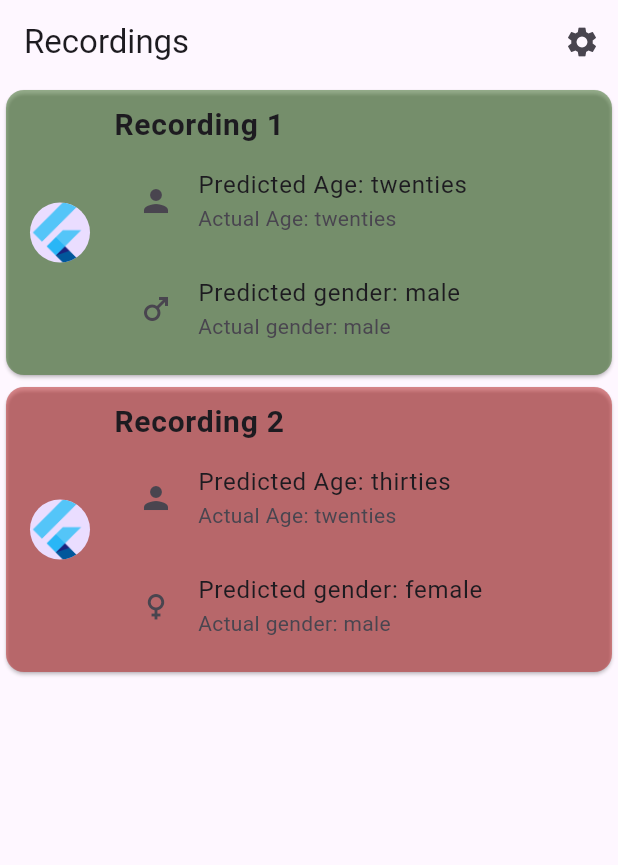
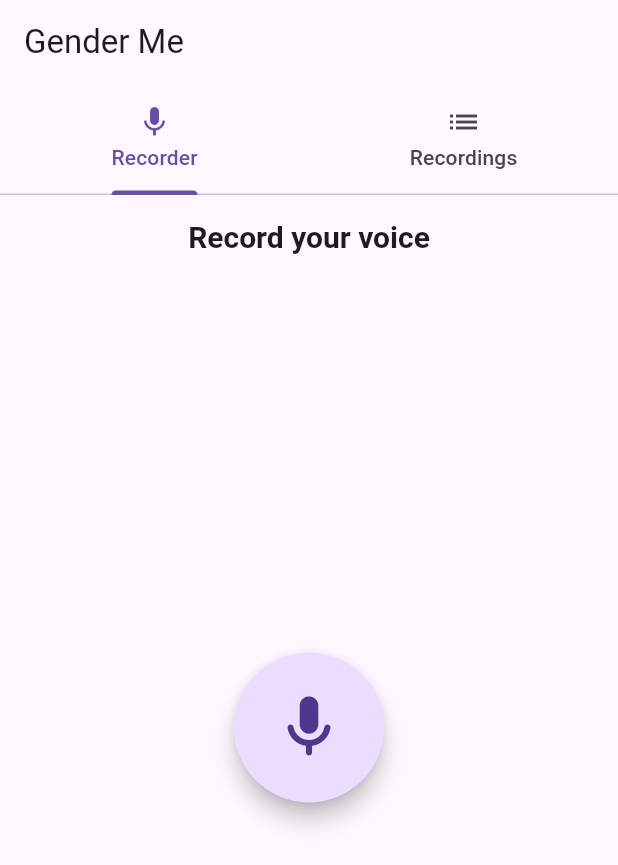
Before and after one commit to wolf606/genderme, a Flutter app: the screen it shows after launch, on a phone screen of 412 x 824 dp. Shown: the top 865 px of the screen. Run offline on Flutter 3.47's test engine with Material 3 defaults, Android fonts, the phone set to English and light mode, and no system bars; our stand-ins replace sqflite; missing offline and left inert: audio_waveforms; accounts and stored records are empty; generated files the repository leaves out were written again.

Commit message:
Add voice recorder

```diff
--- /dev/null
+++ b/devtools_options.yaml
@@ -0,0 +1 @@
+extensions:
--- a/lib/main.dart
+++ b/lib/main.dart
@@ -8,6 +8,8 @@ import 'src/recordings_database/database.dart';
 
 import 'package:provider/provider.dart';
 import 'src/recordings/recordings_provider.dart';
+import 'src/recorder/recorder_provider.dart';
+import 'src/tab_provider.dart';
 
 void main() async {
   WidgetsFlutterBinding.ensureInitialized();
@@ -28,6 +30,8 @@ void main() async {
   runApp(MultiProvider(
     providers: [
       ChangeNotifierProvider(create: (context) => RecordingsProvider(database)),
+      ChangeNotifierProvider(create: (context) => RecorderProvider()),
+      ChangeNotifierProvider(create: (context) => TabControllerProvider()),
     ],
     child: MyApp(settingsController: settingsController),
   ));
--- a/lib/src/app.dart
+++ b/lib/src/app.dart
@@ -8,8 +8,12 @@ import 'recordings/recordings_list_view.dart';
 import 'settings/settings_controller.dart';
 import 'settings/settings_view.dart';
 
+import 'recorder/recorder_view.dart';
+import './tab_provider.dart';
+import 'package:provider/provider.dart';
+
 /// The Widget that configures your application.
-class MyApp extends StatelessWidget {
+class MyApp extends StatefulWidget {
   const MyApp({
     super.key,
     required this.settingsController,
@@ -18,24 +22,25 @@ class MyApp extends StatelessWidget {
   final SettingsController settingsController;
 
   @override
+  MyAppState createState() => MyAppState();
+}
+
+class MyAppState extends State<MyApp> with TickerProviderStateMixin {
+  @override
+  void initState() {
+    super.initState();
+    final tabControllerProvider =
+        Provider.of<TabControllerProvider>(context, listen: false);
+    tabControllerProvider.initializeTabController(this, length: 2);
+  }
+
+  @override
   Widget build(BuildContext context) {
-    // Glue the SettingsController to the MaterialApp.
-    //
-    // The ListenableBuilder Widget listens to the SettingsController for changes.
-    // Whenever the user updates their settings, the MaterialApp is rebuilt.
     return ListenableBuilder(
-      listenable: settingsController,
+      listenable: widget.settingsController,
       builder: (BuildContext context, Widget? child) {
         return MaterialApp(
-          // Providing a restorationScopeId allows the Navigator built by the
-          // MaterialApp to restore the navigation stack when a user leaves and
-          // returns to the app after it has been killed while running in the
-          // background.
           restorationScopeId: 'app',
-
-          // Provide the generated AppLocalizations to the MaterialApp. This
-          // allows descendant Widgets to display the correct translations
-          // depending on the user's locale.
           localizationsDelegates: const [
             AppLocalizations.delegate,
             GlobalMaterialLocalizations.delegate,
@@ -45,31 +50,15 @@ class MyApp extends StatelessWidget {
           supportedLocales: const [
             Locale('en', ''), // English, no country code
           ],
-
-          // Use AppLocalizations to configure the correct application title
-          // depending on the user's locale.
-          //
-          // The appTitle is defined in .arb files found in the localization
-          // directory.
           onGenerateTitle: (BuildContext context) =>
               AppLocalizations.of(context)!.appTitle,
-
-          // Define a light and dark color theme. Then, read the user's
-          // preferred ThemeMode (light, dark, or system default) from the
-          // SettingsController to display the correct theme.
-          theme: ThemeData(),
-          darkTheme: ThemeData.dark(),
-          themeMode: settingsController.themeMode,
-
-          // Define a function to handle named routes in order to support
-          // Flutter web url navigation and deep linking.
           onGenerateRoute: (RouteSettings routeSettings) {
             return MaterialPageRoute<void>(
               settings: routeSettings,
               builder: (BuildContext context) {
                 switch (routeSettings.name) {
                   case SettingsView.routeName:
-                    return SettingsView(controller: settingsController);
+                    return SettingsView(controller: widget.settingsController);
                   case SampleItemDetailsView.routeName:
                     return const SampleItemDetailsView();
                   case RecordingsListView.routeName:
@@ -81,6 +70,31 @@ class MyApp extends StatelessWidget {
               },
             );
           },
+          theme: ThemeData(),
+          darkTheme: ThemeData.dark(),
+          themeMode: widget.settingsController.themeMode,
+          home: Scaffold(
+            appBar: AppBar(
+              title: const Text('Gender Me'),
+              bottom: TabBar(
+                controller:
+                    Provider.of<TabControllerProvider>(context).tabController,
+                tabs: const [
+                  Tab(icon: Icon(Icons.mic), text: 'Recorder'),
+                  Tab(icon: Icon(Icons.list), text: 'Recordings'),
+                ],
+              ),
+            ),
+            body: TabBarView(
+              controller:
+                  Provider.of<TabControllerProvider>(context).tabController,
+              children: const [
+                // Replace these with your actual views
+                Center(child: RecorderView()),
+                RecordingsListView(),
+              ],
+            ),
+          ),
         );
       },
     );
--- /dev/null
+++ b/lib/src/recorder/recorder_provider.dart
@@ -0,0 +1,131 @@
+import 'package:flutter/material.dart';
+import 'package:audio_waveforms/audio_waveforms.dart';
+import 'package:path_provider/path_provider.dart';
+import 'dart:developer';
+import 'dart:io';
+
+class RecorderProvider with ChangeNotifier {
+  final RecorderController _controller = RecorderController();
+  String? _currentPath;
+  bool _isRecording = false;
+  bool _isLoading = false;
+  bool _isChecking = false;
+
+  String? _predictedAge;
+  String? _predictedGender;
+  String? _actualAge;
+  String? _actualGender;
+
+  bool get isRecording => _isRecording;
+  bool get isLoading => _isLoading;
+  bool get isChecking => _isChecking;
+
+  String? get predictedAge => _predictedAge;
+  String? get predictedGender => _predictedGender;
+  String? get actualAge => _actualAge;
+  String? get actualGender => _actualGender;
+
+  RecorderController get controller => _controller;
+  String? get currentPath => _currentPath;
+
+  RecorderProvider() {
+    _controller.updateFrequency = const Duration(milliseconds: 100);
+    _controller.androidEncoder = AndroidEncoder.aac;
+    _controller.androidOutputFormat = AndroidOutputFormat.mpeg4;
+    _controller.iosEncoder = IosEncoder.kAudioFormatMPEG4AAC;
+    _controller.sampleRate = 44100;
+    _controller.bitRate = 48000;
+
+    _controller.onRecorderStateChanged.listen((state) {
+      // Handle recorder state changes here
+    });
+
+    _controller.onCurrentDuration.listen((duration) {
+      // Handle current duration updates here
+    });
+
+    _controller.onRecordingEnded.listen((duration) {
+      // Handle recording ended event here
+    });
+  }
+
+  void setRecording(bool value) {
+    _isRecording = value;
+    notifyListeners();
+  }
+
+  void setLoading(bool value) {
+    _isLoading = value;
+    notifyListeners();
+  }
+
+  void setChecking(bool value) {
+    _isChecking = value;
+    notifyListeners();
+  }
+
+  void setPredictedAge(String value) {
+    _predictedAge = value;
+    notifyListeners();
+  }
+
+  void setPredictedGender(String value) {
+    _predictedGender = value;
+    notifyListeners();
+  }
+
+  void setActualAge(String value) {
+    _actualAge = value;
+    notifyListeners();
+  }
+
+  void setActualGender(String value) {
+    _actualGender = value;
+    notifyListeners();
+  }
+
+  Future<void> startRecording() async {
+    try {
+      final hasPermission = await _controller.checkPermission();
+      if (hasPermission) {
+        Directory dir = await getApplicationDocumentsDirectory();
+        String fileName =
+            'recording_${DateTime.now().millisecondsSinceEpoch}.m4a';
+        _currentPath = '${dir.path}/$fileName';
+        await _controller.record(path: _currentPath);
+      } else {
+        throw Exception('Permission to record not granted');
+      }
+    } catch (e) {
+      log(e.toString());
+    }
+  }
+
+  Future<void> stopRecording(BuildContext context) async {
+    try {
+      await _controller.stop();
+      if (_currentPath != null) {
+        log('Recording stopped. Path: $_currentPath');
+      } else {
+        throw Exception('Current path is null');
+      }
+    } catch (e) {
+      log(e.toString());
+    }
+  }
+
+  void cleanUp() {
+    _currentPath = null;
+    _predictedAge = null;
+    _predictedGender = null;
+    _actualAge = null;
+    _actualGender = null;
+    notifyListeners();
+  }
+
+  @override
+  void dispose() {
+    _controller.dispose();
+    super.dispose();
+  }
+}
--- /dev/null
+++ b/lib/src/recorder/recorder_view.dart
@@ -0,0 +1,195 @@
+import 'package:flutter/material.dart';
+import 'recorder_provider.dart';
+import 'package:provider/provider.dart';
+import 'package:audio_waveforms/audio_waveforms.dart';
+import '../trained_model/trained_model.dart';
+import '../recordings/recordings_provider.dart';
+import '../recordings/recording.dart';
+import '../tab_provider.dart';
+import 'dart:ui';
+import 'dart:developer';
+
+class RecorderView extends StatelessWidget {
+  const RecorderView({super.key});
+
+  static const routeName = '/recordings';
+
+  @override
+  Widget build(BuildContext context) {
+    return Scaffold(
+      appBar: AppBar(
+        title: const Text('Record your voice',
+            style: TextStyle(fontSize: 20, fontWeight: FontWeight.bold)),
+        centerTitle: true,
+      ),
+      body: const Center(
+          child: SizedBox(
+        child: RecordingWidget(),
+      )),
+    );
+  }
+}
+
+class RecordingWidget extends StatefulWidget {
+  const RecordingWidget({super.key});
+
+  @override
+  RecordingWidgetState createState() => RecordingWidgetState();
+}
+
+class RecordingWidgetState extends State<RecordingWidget> {
+  @override
+  Widget build(BuildContext context) {
+    final recorderProvider = Provider.of<RecorderProvider>(context);
+    final recordingsProvider = Provider.of<RecordingsProvider>(context);
+    final tabProvider = Provider.of<TabControllerProvider>(context);
+    return LayoutBuilder(
+      builder: (BuildContext context, BoxConstraints constraints) {
+        double top = (constraints.maxHeight - 100) /
+            2; // Calculate the top position for centering
+
+        return Stack(
+          alignment: Alignment.center,
+          fit: StackFit.expand,
+          children: [
+            AnimatedPositioned(
+              duration: const Duration(milliseconds: 200),
+              top: recorderProvider.isRecording ? top - 100 : top - 20,
+              child: SizedBox(
+                width: 100,
+                height: 100,
+                child: FloatingActionButton(
+                  onPressed: () async {
+                    if (recorderProvider.isRecording) {
+                      recorderProvider
+                          .setLoading(true); // Show the loading dialog
+                      await recorderProvider.stopRecording(context);
+                      recorderProvider.setRecording(false);
+                      final result = await processAudio(
+                          recorderProvider.currentPath ?? '');
+
+                      recorderProvider.setPredictedAge(result['predicted_age']);
+                      recorderProvider
+                          .setPredictedGender(result['predicted_gender']);
+
+                      recorderProvider.setActualAge(result['predicted_age']);
+                      recorderProvider
+                          .setActualGender(result['predicted_gender']);
+
+                      recorderProvider.setLoading(false);
+                      recorderProvider.setChecking(true);
+                    } else {
+                      await recorderProvider.startRecording();
+                      recorderProvider.setRecording(true);
+                    }
+                  },
+                  shape: const CircleBorder(),
+                  child: Icon(
+                      recorderProvider.isRecording
+                          ? Icons.stop
+                          : Icons.mic_rounded,
+                      size: 50),
+                ),
+              ),
+            ),
+            AnimatedPositioned(
+                duration: const Duration(milliseconds: 200),
+                bottom: recorderProvider.isRecording ? top - 20 : -100,
+                child: AudioWaveforms(
+                    size: const Size(300, 100),
+                    recorderController: recorderProvider.controller,
+                    enableGesture: false,
+                    waveStyle: WaveStyle(
+                      showDurationLabel: true,
+                      spacing: 8.0,
+                      showBottom: false,
+                      extendWaveform: true,
+                      showMiddleLine: false,
+                      waveColor: Theme.of(context).hintColor,
+                      durationLinesColor: Colors.purple.shade200,
+                      durationStyle: TextStyle(
+                        color: Colors.purple.shade200,
+                        fontSize: 16,
+                      ),
+                    ))),
+            if (recorderProvider.isLoading)
+              BackdropFilter(
+                filter: ImageFilter.blur(sigmaX: 10, sigmaY: 10),
+                child: const AlertDialog(
+                  title: Text('Processing audio'),
+                  content: LinearProgressIndicator(),
+                ),
+              ),
+            if (recorderProvider.isChecking)
+              BackdropFilter(
+                filter: ImageFilter.blur(sigmaX: 10, sigmaY: 10),
+                child: AlertDialog(
+                    // dropdowns for actual age and actual gender
+                    title: const Text('Checking prediction accuracy'),
+                    content: Column(
+                      children: [
+                        const Text('Select actual age and gender'),
+                        DropdownButton<String>(
+                          value: recorderProvider.actualAge,
+                          items: <String>[
+                            'teens',
+                            'twenties',
+                            'thirties',
+                            'forties',
+                            'fifties',
+                            'sixties',
+                            'seventies',
+                            'eighties',
+                            'nineties',
+                          ].map<DropdownMenuItem<String>>((String value) {
+                            return DropdownMenuItem<String>(
+                              value: value,
+                              child: Text(value),
+                            );
+                          }).toList(),
+                          onChanged: (String? value) {
+                            recorderProvider.setActualAge(value ?? '');
+                          },
+                        ),
+                        DropdownButton<String>(
+                          value: recorderProvider.actualGender,
+                          items: <String>['male', 'female']
+                              .map<DropdownMenuItem<String>>((String value) {
+                            return DropdownMenuItem<String>(
+                              value: value,
+                              child: Text(value),
+                            );
+                          }).toList(),
+                          onChanged: (String? value) {
+                            recorderProvider.setActualGender(value ?? '');
+                          },
+                        ),
+                        ElevatedButton(
+                          onPressed: () async {
+                            recorderProvider.setLoading(true);
+                            recorderProvider.setChecking(false);
+                            final recording = Recording(
+                                null,
+                                recorderProvider.currentPath ?? '',
+                                DateTime.now(),
+                                recorderProvider.predictedAge ?? '',
+                                recorderProvider.predictedGender ?? '',
+                                recorderProvider.actualAge ?? '',
+                                recorderProvider.actualGender ?? '');
+
+                            await recordingsProvider.insertRecording(recording);
+                            recorderProvider.cleanUp();
+                            recorderProvider.setLoading(false);
+                            tabProvider.changeTab(1);
+                          },
+                          child: const Text('Submit'),
+                        ),
+                      ],
+                    )),
+              ),
+          ],
+        );
+      },
+    );
+  }
+}
--- a/lib/src/recordings/recording.dart
+++ b/lib/src/recordings/recording.dart
@@ -1,7 +1,7 @@
 import '../recordings_database/database.dart';
 
 class Recording {
-  final int id;
+  final int? id;
   final String path;
   final DateTime recordedAt;
   final String predictedAge;
@@ -14,7 +14,6 @@ class Recording {
 
   Map<String, dynamic> toMap() {
     return {
-      RecordingsDatabase.columnId: id,
       RecordingsDatabase.columnPath: path,
       RecordingsDatabase.columnRecordedAt: recordedAt.toString(),
       RecordingsDatabase.columnPredictedAge: predictedAge,
--- /dev/null
+++ b/lib/src/tab_provider.dart
@@ -0,0 +1,14 @@
+import 'package:flutter/material.dart';
+
+class TabControllerProvider with ChangeNotifier {
+  late TabController tabController;
+
+  void initializeTabController(TickerProvider vsync, {required int length}) {
+    tabController = TabController(vsync: vsync, length: length);
+  }
+
+  void changeTab(int index) {
+    tabController.animateTo(index);
+    notifyListeners();
+  }
+}
```
Also changed, not shown: lib/src/recordings/recordings_provider.dart (+5 -3 lines), lib/src/trained_model/trained_model.dart (added, +9 -0 lines).
